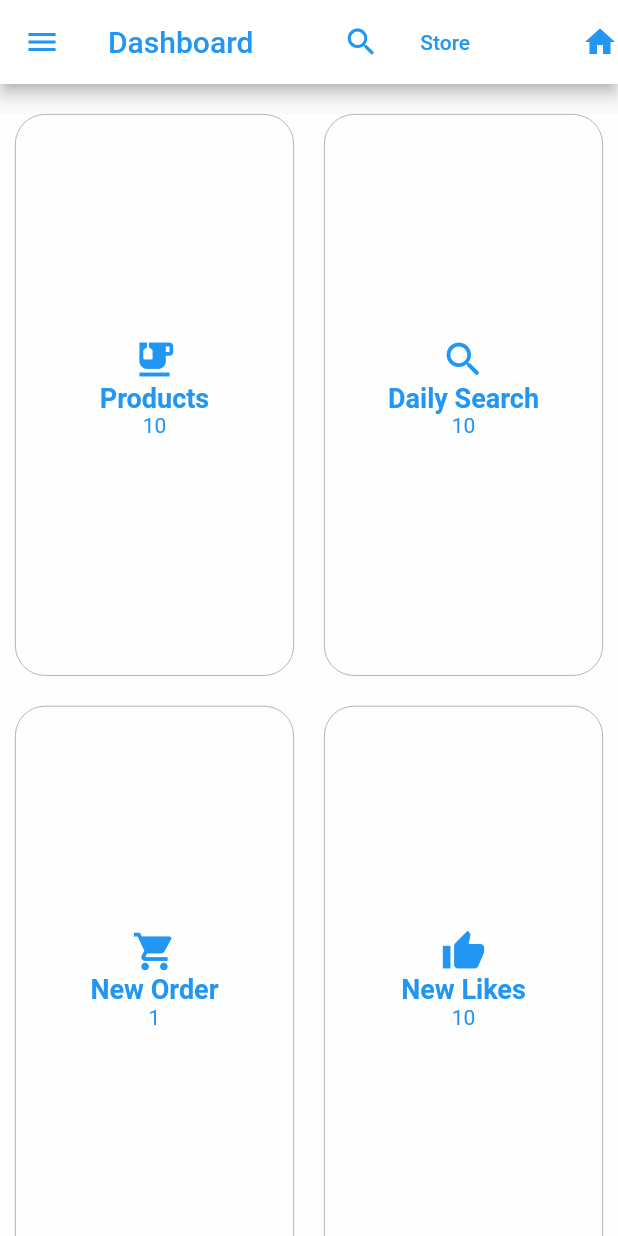
After one commit to otumuyen-gospel/LOMA, a Flutter app: the Dashboard screen opened by its route, on a phone screen of 412 x 824 dp. The commit adds this screen. Run offline on Flutter 3.47's test engine with Material 2 defaults, Android fonts, the phone set to English and light mode, and no system bars; our stand-ins replace carousel_slider, easy_splash_screen; missing offline and left inert: regexed_validator; Roboto replaces fonts that are missing (verdana).

Commit message:
working on the dashboard design  and responsiveness

```diff
--- a/lib/ad_sponsor.dart
+++ b/lib/ad_sponsor.dart
@@ -31,7 +31,7 @@ class SponsoredAds{
           ),
         ),
       ),
-      onTap: (){launchUrl(url);}
+      onTap: (){launch(url);}
     );
   }
   getChildren(){
@@ -53,9 +53,10 @@ class SponsoredAds{
         ),
       );
   }
-  launchUrl(String url) async {
-    if(await canLaunchUrl(Uri.parse(url))){
-      await launchUrl(url);
+  launch(String url) async {
+    Uri uri = Uri.parse(Uri.encodeFull(url));
+    if(await canLaunchUrl(uri)){
+      await launchUrl(uri);
     }else{
       throw "could not launch this ad";
     }
--- /dev/null
+++ b/lib/dashboard/dashboard.dart
@@ -0,0 +1,168 @@
+
+import 'package:flutter/material.dart';
+import 'package:loma/dashboard/statistics.dart';
+
+class Dashboard extends StatefulWidget {
+  const Dashboard({super.key});
+  @override
+  State<Dashboard> createState() => _DashboardState();
+}
+
+class _DashboardState extends State<Dashboard> {
+  responsiveView(double viewportWidth){
+    if(viewportWidth > 900){
+      return 3;
+    }else if(viewportWidth > 600){
+      return 2;
+    }else{
+      return 1;
+    }
+  }
+  @override
+  Widget build(BuildContext context) {
+    return  SafeArea(
+      child: Scaffold(
+        appBar: AppBar(
+          backgroundColor: Colors.white,
+          // Here we take the value from the MyHomePage object that was created by
+          // the App.build method, and use it to set our appbar title.
+          title: const Text("Dashboard", style: TextStyle(color: Colors.blue,fontFamily: 'verdana'),),
+          leading: Builder(builder: (context){
+            return IconButton(
+              onPressed: (){
+                Scaffold.of(context).openDrawer();
+              },
+              icon: const Icon(Icons.menu, color: Colors.blue,),
+            );
+          }),
+          actions: [
+            IconButton(
+                onPressed: (){},
+                icon: const Icon(Icons.search,color: Colors.blue,
+                )),
+            TextButton(
+              onPressed: (){},
+              child: const Text("Store", style: TextStyle(color: Colors.blue,fontFamily: 'verdana'),),
+            ),
+
+            Container(
+              color: Colors.transparent,
+              alignment: Alignment.center,
+              child: DropdownButtonHideUnderline(
+                child: DropdownButton(
+                  icon: const Icon(Icons.home, color: Colors.blue,),
+                  alignment: Alignment.center,
+                  items: const [
+                    DropdownMenuItem(
+                      value: "A",
+                      child: Text("Account"),
+                    ),
+                    DropdownMenuItem(
+                      value: "L",
+                      child: Text("Log out"),
+                    ),
+                    DropdownMenuItem(
+                      value: "H",
+                      child: Text("Home"),
+                    ),
+                  ],
+                  onChanged: (val){
+                    switch(val.toString()){
+                      case "A":
+                      //goto account
+                        break;
+                      case "L":
+                      //log out
+                        Navigator.pushNamed(context, "/Login");
+                        break;
+                      case "H":
+                      //Go Home
+                        Navigator.pushNamed(context, "/Product");
+                        break;
+                    }
+                  },
+                ),
+              ),
+            ),
+          ],
+        ),
+        drawer:  Drawer(
+          child: ListView(
+            children: <Widget>[
+              DrawerHeader(
+                child: ListTile(
+                  leading: CircleAvatar(backgroundImage:Image.asset("assets/1.jpg").image,),
+                  title: const Text("Profile Name", style: TextStyle(color: Colors.blue,),),
+                  subtitle: const Text("Profile description", style: TextStyle(color: Colors.grey,),),
+                  onTap: (){
+                    //take user to account page
+                  },
+                ),
+              ),
+              ListTile(
+                leading: const Icon(Icons.location_on, color: Colors.blue,),
+                title: const Text("Manage Location", style: TextStyle(color: Colors.blue,),),
+                onTap: (){
+                },
+              ),
+              ListTile(
+                leading: const Icon(Icons.emoji_food_beverage, color: Colors.blue,),
+                title: const Text("Products", style: TextStyle(color: Colors.blue,),),
+                onTap: (){
+
+                },
+              ),
+              ListTile(
+                leading: const Icon(Icons.book, color: Colors.blue,),
+                title: const Text("Orders", style: TextStyle(color: Colors.blue,),),
+                onTap: (){
+
+                },
+              ),
+              ListTile(
+                leading: const Icon(Icons.call, color: Colors.blue,),
+                title: const Text("Manage Calls", style: TextStyle(color: Colors.blue,),),
+                onTap: (){
+
+                },
+              ),
+              ListTile(
+                leading: const Icon(Icons.sms, color: Colors.blue,),
+                title: const Text("Manage Message", style: TextStyle(color: Colors.blue,),),
+                onTap: (){
+                },
+              ),
+              ListTile(
+                leading: const Icon(Icons.thumb_up_sharp, color: Colors.blue,),
+                title: const Text("See Likes", style: TextStyle(color: Colors.blue,),),
+                onTap: (){
+                },
+              ),
+
+            ],
+          ),
+        ),
+        body: ListView(
+          padding: const EdgeInsets.only(top: 20),
+          children: [
+            Container(
+              color: const Color.fromRGBO(255, 255, 255, 0.9),
+              child: Wrap(
+                clipBehavior: Clip.none,
+                direction: Axis.horizontal,
+                children: [
+                  Statistics(context).product(),
+                  Statistics(context).search(),
+                  Statistics(context).order(),
+                  Statistics(context).likes(),
+                  Statistics(context).calls(),
+                  Statistics(context).messages(),
+                ],
+              ),
+            ),
+          ],
+        ),
+      ),
+    );
+  }
+}
--- /dev/null
+++ b/lib/dashboard/statistics.dart
@@ -0,0 +1,173 @@
+import 'package:flutter/material.dart';
+
+class Statistics{
+  late BuildContext context;
+  Statistics(this.context);
+  double margin = 20;
+  responsiveViewWidth() {
+    double width = 0;
+    double viewportWidth = MediaQuery.of(context).size.width;
+    if (viewportWidth > 500) {
+      width = (viewportWidth / 3) - margin;
+    } else{
+      width = (viewportWidth / 2) - margin;
+    }
+    return width;
+  }
+  product(){
+    return InkWell(
+      onTap: (){},// Goto products
+      child:Container(
+        alignment: Alignment.center,
+        width: responsiveViewWidth(),
+        height: MediaQuery.of(context).size.height/2.2,
+        margin: EdgeInsets.only(left: (margin/2),right: (margin/2),bottom: 20),
+        padding: const EdgeInsets.only(bottom: 10),
+        decoration: BoxDecoration(
+            borderRadius: BorderRadius.circular(20),
+            border: Border.all(color: Colors.grey, width: 0.5),
+        ),
+        child: Column(
+          mainAxisAlignment: MainAxisAlignment.center,
+          children: const [
+            Icon(Icons.emoji_food_beverage, color: Colors.blue, size: 30,),
+            Padding(padding: EdgeInsets.only(left: 10,right: 10), child:Text("Products",style: TextStyle(fontFamily: "verdana", fontSize: 18,fontWeight: FontWeight.bold,
+                overflow: TextOverflow.ellipsis, color: Colors.blue)),),
+            Padding(padding: EdgeInsets.only(left: 10,right: 10), child:Text("10",style: TextStyle(fontFamily: "verdana", color: Colors.blue)),),
+
+          ],
+        ),
+      ) ,
+    );
+  }
+  search(){
+    return InkWell(
+      onTap: (){},// Goto products
+      child:Container(
+        alignment: Alignment.center,
+        width: responsiveViewWidth(),
+        height: MediaQuery.of(context).size.height/2.2,
+        margin: EdgeInsets.only(left: (margin/2),right: (margin/2),bottom: 20),
+        padding: const EdgeInsets.only(bottom: 10),
+        decoration: BoxDecoration(
+            borderRadius: BorderRadius.circular(20),
+            border: Border.all(color: Colors.grey, width: 0.5),
+        ),
+        child: Column(
+          mainAxisAlignment: MainAxisAlignment.center,
+          children: const [
+            Icon(Icons.search, color: Colors.blue, size: 30,),
+            Padding(padding: EdgeInsets.only(left: 10,right: 10), child:Text("Daily Search",style: TextStyle(fontFamily: "verdana", fontSize: 18,fontWeight: FontWeight.bold,
+                overflow: TextOverflow.ellipsis, color: Colors.blue)),),
+            Padding(padding: EdgeInsets.only(left: 10,right: 10), child:Text("10",style: TextStyle(fontFamily: "verdana", color: Colors.blue)),),
+
+          ],
+        ),
+      ) ,
+    );
+  }
+  order(){
+    return InkWell(
+      onTap: (){},// Goto order
+      child:Container(
+        width: responsiveViewWidth(),
+        height: MediaQuery.of(context).size.height/2.2,
+        margin: EdgeInsets.only(left: (margin/2),right: (margin/2),bottom: 20),
+        alignment: Alignment.center,
+        padding: const EdgeInsets.only(bottom: 10),
+        decoration: BoxDecoration(
+          borderRadius: BorderRadius.circular(20),
+          border: Border.all(color: Colors.grey, width: 0.5),
+        ),
+        child: Column(
+          mainAxisAlignment: MainAxisAlignment.center,
+          children: const [
+            Icon(Icons.shopping_cart, color: Colors.blue, size: 30,),
+            Padding(padding: EdgeInsets.only(left: 10,right: 10), child:Text("New Order",style: TextStyle(fontFamily: "verdana", fontSize: 18,fontWeight: FontWeight.bold,
+                overflow: TextOverflow.ellipsis, color: Colors.blue)),),
+            Padding(padding: EdgeInsets.only(left: 10,right: 10), child:Text("1",style: TextStyle(fontFamily: "verdana", color: Colors.blue)),),
+
+          ],
+        ),
+      ) ,
+    );
+  }
+  likes(){
+    return InkWell(
+      onTap: (){},// Goto likes
+      child:Container(
+        width: responsiveViewWidth(),
+        height: MediaQuery.of(context).size.height/2.2,
+        margin: EdgeInsets.only(left: (margin/2),right: (margin/2),bottom: 20),
+        alignment: Alignment.center,
+        padding: const EdgeInsets.only(bottom: 10),
+        decoration: BoxDecoration(
+          borderRadius: BorderRadius.circular(20),
+          border: Border.all(color: Colors.grey, width: 0.5),
+        ),
+        child: Column(
+          mainAxisAlignment: MainAxisAlignment.center,
+          children: const [
+            Icon(Icons.thumb_up, color: Colors.blue, size: 30,),
+            Padding(padding: EdgeInsets.only(left: 10,right: 10), child:Text("New Likes",style: TextStyle(fontFamily: "verdana", fontSize: 18,fontWeight: FontWeight.bold,
+                overflow: TextOverflow.ellipsis, color: Colors.blue)),),
+            Padding(padding: EdgeInsets.only(left: 10,right: 10), child:Text("10",style: TextStyle(fontFamily: "verdana", color: Colors.blue)),),
+
+          ],
+        ),
+      ) ,
+    );
+  }
+  messages(){
+    return InkWell(
+      onTap: (){},// Goto products
+      child:Container(
+        width: responsiveViewWidth(),
+        height: MediaQuery.of(context).size.height/2.2,
+        margin: EdgeInsets.only(left: (margin/2),right: (margin/2),bottom: 20),
+        alignment: Alignment.center,
+        padding: const EdgeInsets.only(bottom: 10),
+        decoration: BoxDecoration(
+          borderRadius: BorderRadius.circular(20),
+          border: Border.all(color: Colors.grey, width: 0.5),
+        ),
+        child: Column(
+          mainAxisAlignment: MainAxisAlignment.center,
+          children: const [
+            Icon(Icons.sms, color: Colors.blue, size: 30,),
+            Padding(padding: EdgeInsets.only(left: 10,right: 10), child:Text("New Sms",style: TextStyle(fontFamily: "verdana", fontSize: 18,fontWeight: FontWeight.bold,
+                overflow: TextOverflow.ellipsis, color: Colors.blue)),),
+            Padding(padding: EdgeInsets.only(left: 10,right: 10), child:Text("10",style: TextStyle(fontFamily: "verdana", color: Colors.blue)),),
+
+          ],
+        ),
+      ) ,
+    );
+  }
+  calls(){
+    return InkWell(
+      onTap: (){},// Goto products
+      child:Container(
+        width: responsiveViewWidth(),
+        height: MediaQuery.of(context).size.height/2.2,
+        margin: EdgeInsets.only(left: (margin/2),right: (margin/2),bottom: 20),
+        alignment: Alignment.center,
+        padding: const EdgeInsets.only(bottom: 10),
+        decoration: BoxDecoration(
+          borderRadius: BorderRadius.circular(20),
+          border: Border.all(color: Colors.grey, width: 0.5),
+        ),
+        child: Column(
+          mainAxisAlignment: MainAxisAlignment.center,
+          children: const [
+            Icon(Icons.phone, color: Colors.blue, size: 30,),
+            Padding(padding: EdgeInsets.only(left: 10,right: 10), child:Text("Recent Call",style: TextStyle(fontFamily: "verdana", fontSize: 18,fontWeight: FontWeight.bold,
+                overflow: TextOverflow.ellipsis, color: Colors.blue)),),
+            Padding(padding: EdgeInsets.only(left: 10,right: 10), child:Text("10",style: TextStyle(fontFamily: "verdana", color: Colors.blue)),),
+
+          ],
+        ),
+      ) ,
+    );
+  }
+}
--- a/lib/login.dart
+++ b/lib/login.dart
@@ -111,6 +111,7 @@ class _LoginState extends State<Login> {
                           onPressed: (){
                             if(_key.currentState?.validate() != null){
                               _key.currentState?.save();
+                              Navigator.pushNamed(context, "/Dashboard");
                             }
                           },
                           child: const Text("LOGIN", style: TextStyle(fontWeight: FontWeight.bold,color: Colors.white),),
--- a/lib/main.dart
+++ b/lib/main.dart
@@ -1,4 +1,5 @@
 import 'package:flutter/material.dart';
+import 'package:loma/dashboard/dashboard.dart';
 import 'package:loma/forgot_email.dart';
 import 'package:loma/forgot_newpassword.dart';
 import 'package:loma/forgot_verify.dart';
@@ -53,6 +54,7 @@ class Loma extends StatelessWidget {
         '/Order': (BuildContext ctx) => const Order(),
         '/OrderForm': (BuildContext ctx) => const OrderForm(),
         '/Privacy': (BuildContext ctx) => const Privacy(),
+        "/Dashboard": (BuildContext ctx) => const Dashboard(),
       },
     );
 
--- a/lib/product_card.dart
+++ b/lib/product_card.dart
@@ -11,6 +11,7 @@ class ProductCard{
   late String location;
   late Image img;
   BuildContext context;
+  double margin = 20;
   ProductCard(this.url, this.name, this.description, this.likes, this.price, this.location, this.context){
     if(url.startsWith("http")){
       //network file
@@ -37,26 +38,18 @@ class ProductCard{
     }
     return width;
   }
-  responsiveMargin(margin){
-    double viewportWidth = MediaQuery.of(context).size.width;
-    if(viewportWidth > 500){
-      return margin / 2;
-    }else{
-      return 0.0;
-    }
-  }
+
   card(){
-    double margin = 20;
     return InkWell(
       onTap: (){Navigator.pushNamed(context, "/Order");},//take user to order page
       child: Container(
         width: responsiveViewWidth(margin),
-        margin: EdgeInsets.only(left: responsiveMargin(margin),right: responsiveMargin(margin),bottom: 10),
+        margin: EdgeInsets.only(left: (margin/2),right: (margin/2),bottom: 20),
         alignment: Alignment.topLeft,
         padding: const EdgeInsets.only(bottom: 10),
         decoration: BoxDecoration(
           borderRadius: BorderRadius.circular(20),
-          border: Border.all(color: Colors.grey, width: 0.5),
+          border: Border.all(color: Colors.grey, width: 1),
         ),
         child: Column(
           mainAxisAlignment: MainAxisAlignment.spaceBetween,
--- a/lib/splashscreen.dart
+++ b/lib/splashscreen.dart
@@ -1,6 +1,5 @@
 import 'package:easy_splash_screen/easy_splash_screen.dart';
 import 'package:loma/product.dart';
-import '../product.dart';
 import 'package:flutter/material.dart';
 
 class SplashPage extends StatefulWidget {
--- a/lib/store_card.dart
+++ b/lib/store_card.dart
@@ -8,6 +8,7 @@ class StoreCard{
   late String location;
   late Image img;
   BuildContext context;
+  double margin = 20;
   StoreCard(this.url, this.name, this.description, this.keyword, this.location, this.context);
   responsiveViewWidth(double margin) {
     double width = 0;
@@ -21,26 +22,17 @@ class StoreCard{
     }
     return width;
   }
-  responsiveMargin(margin){
-    double viewportWidth = MediaQuery.of(context).size.width;
-    if(viewportWidth > 500){
-      return margin / 2;
-    }else{
-      return 0.0;
-    }
-  }
   card(){
-    double margin = 20;
     return InkWell(
       onTap: (){Navigator.pushNamed(context, "/Product");},//take user to order page
       child: Container(
         width: responsiveViewWidth(margin),
-        margin: EdgeInsets.only(left: responsiveMargin(margin),right: responsiveMargin(margin),bottom: 10),
+        margin: EdgeInsets.only(left: (margin/2),right: (margin/2),bottom: 20),
         alignment: Alignment.topLeft,
         padding: const EdgeInsets.only(bottom: 10),
         decoration: BoxDecoration(
           borderRadius: BorderRadius.circular(20),
-          border: Border.all(color: Colors.grey, width: 0.5),
+          border: Border.all(color: Colors.grey, width: 1),
         ),
         child: Column(
           mainAxisAlignment: MainAxisAlignment.spaceAround,
--- a/lib/stores.dart
+++ b/lib/stores.dart
@@ -162,24 +162,7 @@ class _StoresState extends State<Stores> {
             builder: (BuildContext context) {
               return SponsoredAds(context).getChildren();
             },
-          ), /*LayoutBuilder(
-            //wrap layout builder in a stream builder widget
-            builder: (context, constraint){
-              return GridView.count(
-                primary: false,
-                padding: const EdgeInsets.all(10),
-                crossAxisSpacing: 10,
-                mainAxisSpacing: 10,
-                childAspectRatio: 100/100,
-                crossAxisCount: responsiveView(constraint.maxWidth),
-                children: [
-                  for(int i =1; i<= 10; i++)
-                    StoreCard("assets/$i.jpg", "Lorem Ipsum", "Lorem ipsum dolor sit amet consectetur adipiscing elit Morbi egestas lectus non diam interdum ullamcorper",
-                        ["eggs","palte","clothes"], "Ipaja",context).create(),
-                ],
-              );
-            },
-          ),*/
+          ),
 
         ),
     );
```
